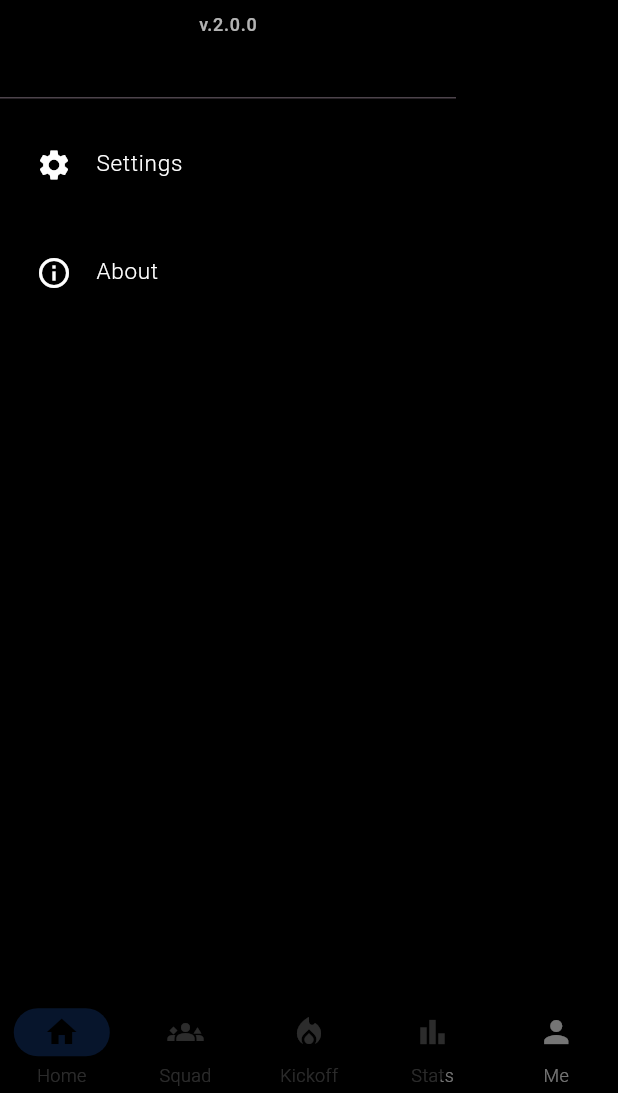
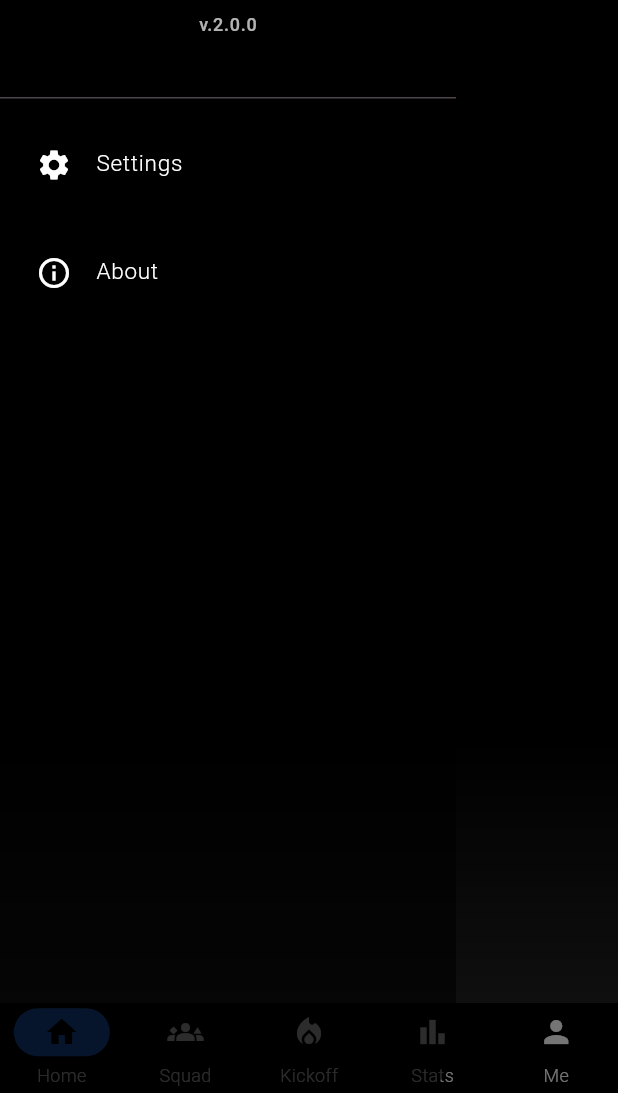
Before and after one commit to swar-101/turfr, a Flutter app: the screen it shows once a user with an empty profile is signed in, with the side drawer open, on a phone screen of 412 x 824 dp, the part 143-1236 px from its top. Run offline on Flutter 3.47's test engine with Material 3 defaults, Android fonts, the phone set to English and light mode, and no system bars; our stand-ins replace cloud_firestore, firebase_auth, firebase_core, firebase_storage, flutter_riverpod, flutter_svg and 3 more; accounts and stored records are empty; network calls fail.

Commit message:
Add gradient overlay to home page; refactor placeholder pages for improved aesthetics

```diff
--- a/lib/features/auth/presentation/home_page.dart
+++ b/lib/features/auth/presentation/home_page.dart
@@ -37,11 +37,11 @@ class _HomePageState extends ConsumerState<HomePage> {
   ];
 
   static final List<Widget> _pages = <Widget>[
-    Container(color: Colors.black, child: HomeContent()),
-    const _PlaceholderPage(title: 'Squad', backgroundColor: Colors.black),
-    const _PlaceholderPage(title: 'Kickoff', backgroundColor: Colors.black),
-    const _PlaceholderPage(title: 'Stats', backgroundColor: Colors.black),
-    const MePage(),
+    _GradientPage(child: HomeContent()),
+    _GradientPage(child: _PlaceholderPage(title: 'Squad', backgroundColor: Colors.transparent)),
+    _GradientPage(child: _PlaceholderPage(title: 'Kickoff', backgroundColor: Colors.transparent)),
+    _GradientPage(child: _PlaceholderPage(title: 'Stats', backgroundColor: Colors.transparent)),
+    _GradientPage(child: MePage()),
   ];
 
   @override
@@ -308,6 +308,31 @@ class _GrainPainter extends CustomPainter {
   }
 }
 
+/// Gradient overlay page - wraps content with a top-to-bottom gradient fade.
+class _GradientPage extends StatelessWidget {
+  final Widget child;
+  const _GradientPage({required this.child, Key? key}) : super(key: key);
+
+  @override
+  Widget build(BuildContext context) {
+    return Container(
+      decoration: const BoxDecoration(
+        gradient: LinearGradient(
+          colors: [
+            Colors.black, // Pitch black at the top
+            Colors.black, // Still black at 75%
+            Color(0xFF212121), // Dark grey at the bottom
+          ],
+          stops: [0.0, 0.75, 1.0],
+          begin: Alignment.topCenter,
+          end: Alignment.bottomCenter,
+        ),
+      ),
+      child: child,
+    );
+  }
+}
+
 /// Generic placeholder page for other tabs
 class _PlaceholderPage extends StatelessWidget {
   final String title;
```
